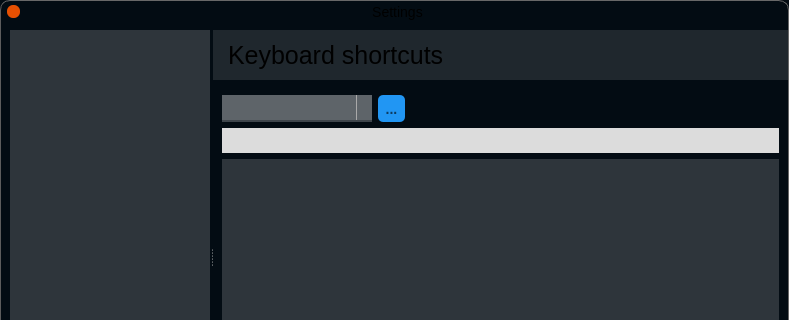
Above: Centaur/ui/SettingsDialog.ui from 519984307/Centaur before the change; both pictures show x 0 to 789 and y 0 to 320 of the 789 by 528 pixel window. Below: the same form after it.
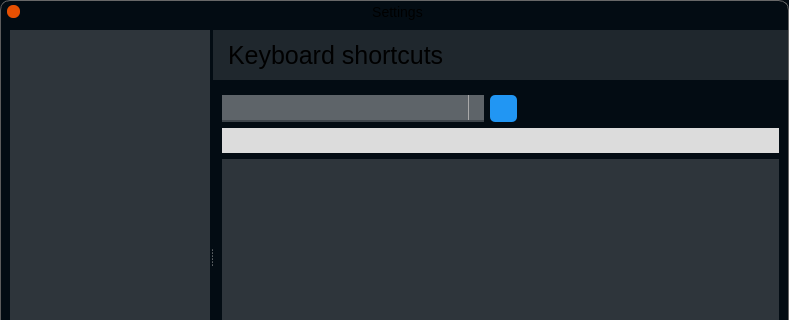
That is the form after the change. Icons and pictures are not drawn. Custom widgets are drawn as their Qt base class.

Commit message: Support for keyboard shortcuts in settings

What changed in the file:
```diff
--- a/Centaur/ui/SettingsDialog.ui
+++ b/Centaur/ui/SettingsDialog.ui
@@ -131,6 +131,13 @@
 	padding: 0 0 0 5;
 }
 
+
+QComboBox:editable {
+    color: black;
+}
+
+
+
 QComboBox::down-arrow {
     border-image: url(:/ui/global/drop-down) 5 5 5 5 stretch stretch;
 }
@@ -1676,19 +1683,34 @@
                       </property>
                       <item>
                        <widget class="QComboBox" name="shortcutsComboBox">
+                        <property name="sizePolicy">
+                         <sizepolicy hsizetype="Expanding" vsizetype="Fixed">
+                          <horstretch>0</horstretch>
+                          <verstretch>0</verstretch>
+                         </sizepolicy>
+                        </property>
                         <property name="minimumSize">
                          <size>
-                          <width>150</width>
+                          <width>107</width>
+                          <height>27</height>
+                         </size>
+                        </property>
+                        <property name="maximumSize">
+                         <size>
+                          <width>300</width>
                           <height>27</height>
                          </size>
                         </property>
                         <property name="styleSheet">
                          <string notr="true"/>
                         </property>
+                        <property name="editable">
+                         <bool>false</bool>
+                        </property>
                        </widget>
                       </item>
                       <item>
-                       <widget class="QToolButton" name="shortcutsToolButton">
+                       <widget class="QPushButton" name="shortcutsPushButton">
                         <property name="minimumSize">
                          <size>
                           <width>27</width>
@@ -1746,7 +1768,7 @@
 }</string>
                         </property>
                         <property name="text">
-                         <string>...</string>
+                         <string/>
                         </property>
                         <property name="icon">
                          <iconset resource="../../Library/cui/rcc/resources.qrc">
@@ -1758,9 +1780,6 @@
                           <height>20</height>
                          </size>
                         </property>
-                        <property name="popupMode">
-                         <enum>QToolButton::InstantPopup</enum>
-                        </property>
                        </widget>
                       </item>
                       <item>
@@ -1768,6 +1787,9 @@
                         <property name="orientation">
                          <enum>Qt::Horizontal</enum>
                         </property>
+                        <property name="sizeType">
+                         <enum>QSizePolicy::MinimumExpanding</enum>
+                        </property>
                         <property name="sizeHint" stdset="0">
                          <size>
                           <width>40</width>
```
Left out of the diff: 2 changed lines with no effect on the pictures. The commit also changes 9 other files.
